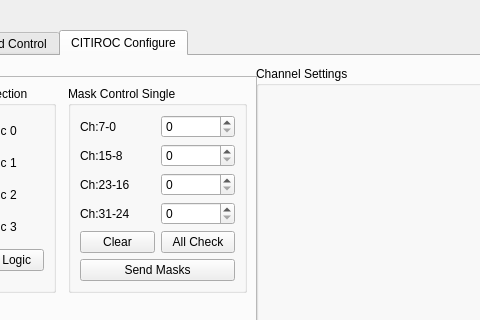
First picture: the form in src/FEEControlWidget.ui, repository HelloUSTC114/FEEBoardGUI, before the edit; both pictures show x 96 to 576 and y 0 to 320 of the 1026 by 974 pixel window.
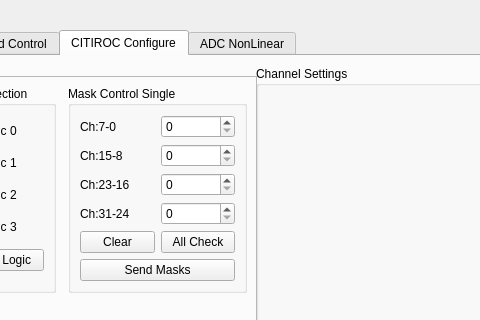
Second picture: the form after the edit. The open tabs and pages were chosen to show the change.

```diff
--- a/src/FEEControlWidget.ui
+++ b/src/FEEControlWidget.ui
@@ -1025,6 +1025,11 @@
      </property>
     </widget>
    </widget>
+   <widget class="QWidget" name="tab">
+    <attribute name="title">
+     <string>ADC NonLinear</string>
+    </attribute>
+   </widget>
   </widget>
   <widget class="QFrame" name="frame_6">
    <property name="geometry">
```
Left out of the diff: 2 changed lines with no effect on the pictures.
